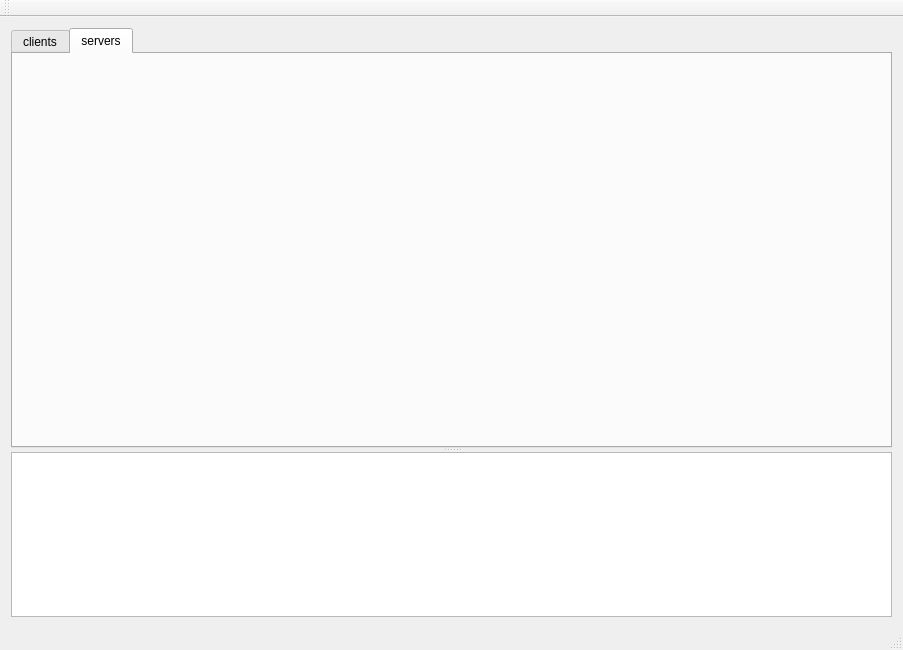
The window that examples/qt/monitor/src/monitor.ui (jleahred/maiquel-toolkit-cpp) describes before a commit, drawn with Qt 5.
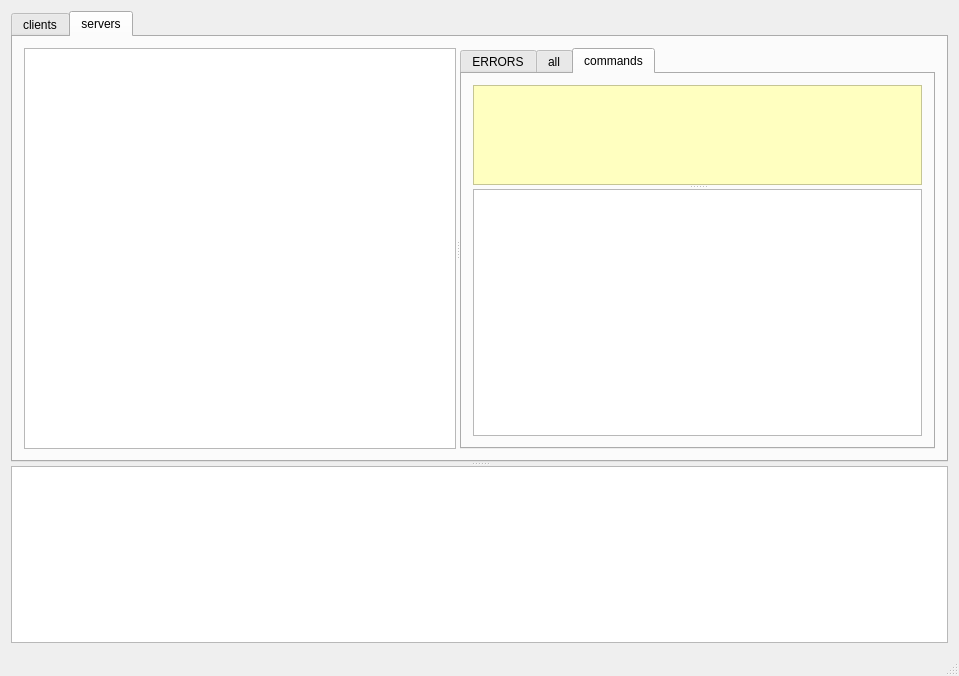
The same window after the commit. The open tabs and pages were chosen to show the change. Custom widgets are drawn as their Qt base class.

Commit message:
modif  houselight and  monitor, evolution on admin component
* Monitor with client and server, commands, grids...

* VERSION with quotes
* Stats on mtk_qpid
* Evolution on Admin
** close_application
** confirmation requiered on command
** rqclose command
** updated ex_admin

What changed in the file:
```diff
--- a/examples/qt/monitor/src/monitor.ui
+++ b/examples/qt/monitor/src/monitor.ui
@@ -6,8 +6,8 @@
    <rect>
     <x>0</x>
     <y>0</y>
-    <width>903</width>
-    <height>650</height>
+    <width>959</width>
+    <height>676</height>
    </rect>
   </property>
   <property name="windowTitle">
@@ -129,13 +129,95 @@
         <attribute name="title">
          <string>servers</string>
         </attribute>
+        <layout class="QHBoxLayout" name="horizontalLayout">
+         <item>
+          <widget class="QSplitter" name="split_server">
+           <property name="orientation">
+            <enum>Qt::Horizontal</enum>
+           </property>
+           <widget class="QListProcesses" name="serverlist">
+            <property name="alternatingRowColors">
+             <bool>true</bool>
+            </property>
+            <property name="selectionMode">
+             <enum>QAbstractItemView::NoSelection</enum>
+            </property>
+            <property name="selectionRectVisible">
+             <bool>true</bool>
+            </property>
+            <property name="sortingEnabled">
+             <bool>true</bool>
+            </property>
+           </widget>
+           <widget class="QSplitter" name="splitter_client2_3">
+            <property name="orientation">
+             <enum>Qt::Vertical</enum>
+            </property>
+            <widget class="QTabWidget" name="tabWidget_4">
+             <property name="currentIndex">
+              <number>0</number>
+             </property>
+             <widget class="QWidget" name="tab_9">
+              <attribute name="title">
+               <string>ERRORS</string>
+              </attribute>
+              <layout class="QVBoxLayout" name="verticalLayout_9">
+               <item>
+                <widget class="QTableAlarms" name="alarms_server_error"/>
+               </item>
+              </layout>
+             </widget>
+             <widget class="QWidget" name="tab_10">
+              <attribute name="title">
+               <string>all</string>
+              </attribute>
+              <layout class="QVBoxLayout" name="verticalLayout_10">
+               <item>
+                <widget class="QTableAlarms" name="alarms_server_all"/>
+               </item>
+              </layout>
+             </widget>
+             <widget class="QWidget" name="tab_11">
+              <attribute name="title">
+               <string>commands</string>
+              </attribute>
+              <layout class="QVBoxLayout" name="verticalLayout_11">
+               <item>
+                <widget class="QSplitter" name="splitter_client_command_3">
+                 <property name="orientation">
+                  <enum>Qt::Vertical</enum>
+                 </property>
+                 <widget class="QPlainTextEditCommand" name="server_command">
+                  <property name="maximumSize">
+                   <size>
+                    <width>16777215</width>
+                    <height>100</height>
+                   </size>
+                  </property>
+                  <property name="styleSheet">
+                   <string notr="true">background-color: rgb(255, 255, 192);</string>
+                  </property>
+                  <property name="lineWrapMode">
+                   <enum>QPlainTextEdit::NoWrap</enum>
+                  </property>
+                 </widget>
+                 <widget class="QPlainTextEdit" name="server_command_response">
+                  <property name="lineWrapMode">
+                   <enum>QPlainTextEdit::NoWrap</enum>
+                  </property>
+                 </widget>
+                </widget>
+               </item>
+              </layout>
+             </widget>
+            </widget>
+           </widget>
+          </widget>
+         </item>
+        </layout>
        </widget>
       </widget>
-      <widget class="QPlainTextEdit" name="log">
-       <property name="lineWrapMode">
-        <enum>QPlainTextEdit::NoWrap</enum>
-       </property>
-      </widget>
+      <widget class="QTableAlarms" name="alarms_all_errors"/>
      </widget>
     </item>
    </layout>
@@ -150,14 +232,6 @@
     </rect>
    </property>
   </widget>
-  <widget class="QToolBar" name="mainToolBar">
-   <attribute name="toolBarArea">
-    <enum>TopToolBarArea</enum>
-   </attribute>
-   <attribute name="toolBarBreak">
-    <bool>false</bool>
-   </attribute>
-  </widget>
   <widget class="QStatusBar" name="statusBar"/>
  </widget>
  <layoutdefault spacing="6" margin="11"/>
@@ -165,7 +239,17 @@
   <customwidget>
    <class>QPlainTextEditCommand</class>
    <extends>QPlainTextEdit</extends>
-   <header>monitor.h</header>
+   <header>qplaintexteditcommand.h</header>
+  </customwidget>
+  <customwidget>
+   <class>QListProcesses</class>
+   <extends>QListWidget</extends>
+   <header>qlistprocesses.h</header>
+  </customwidget>
+  <customwidget>
+   <class>QTableAlarms</class>
+   <extends>QTableWidget</extends>
+   <header>qtablealarms.h</header>
   </customwidget>
  </customwidgets>
  <resources/>
```
Left out of the diff: 38 changed lines with no effect on the pictures. The commit also changes 26 other files.
